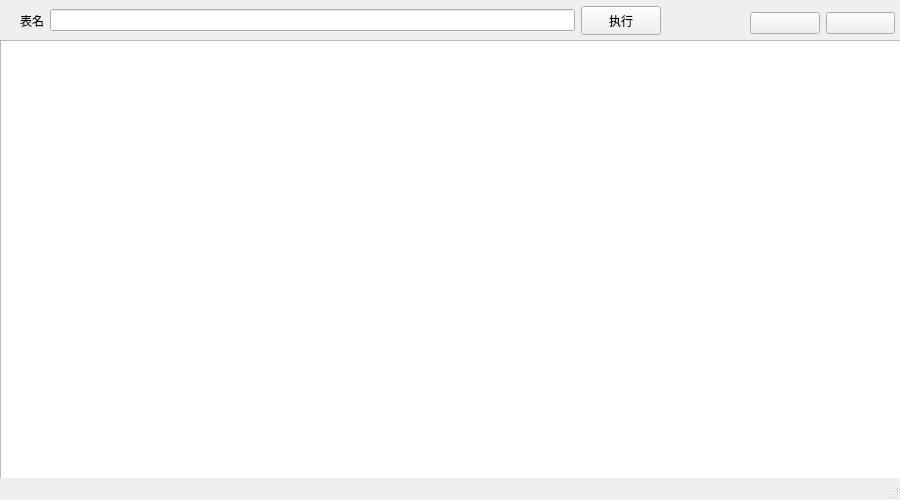
Old version of the form mainwindow.ui in the repository lingduliudu/QT_DEMO.
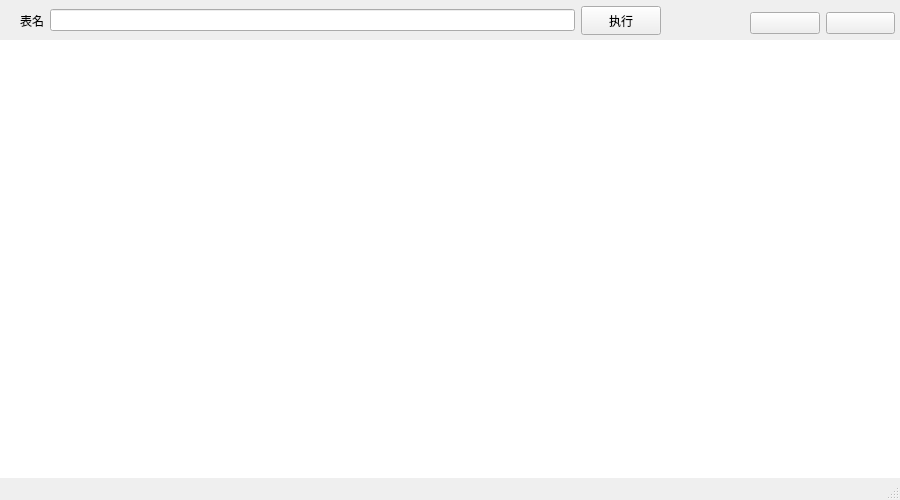
New version of the form. Icons and pictures are not drawn.

Commit message: 优化代码

What changed in the file:
```diff
--- a/mainwindow.ui
+++ b/mainwindow.ui
@@ -103,6 +103,9 @@
       <height>461</height>
      </rect>
     </property>
+    <property name="frameShape">
+     <enum>QFrame::Shape::NoFrame</enum>
+    </property>
    </widget>
    <widget class="QWidget" name="horizontalLayoutWidget_2">
     <property name="geometry">
```
The commit also changes 2 other files.
